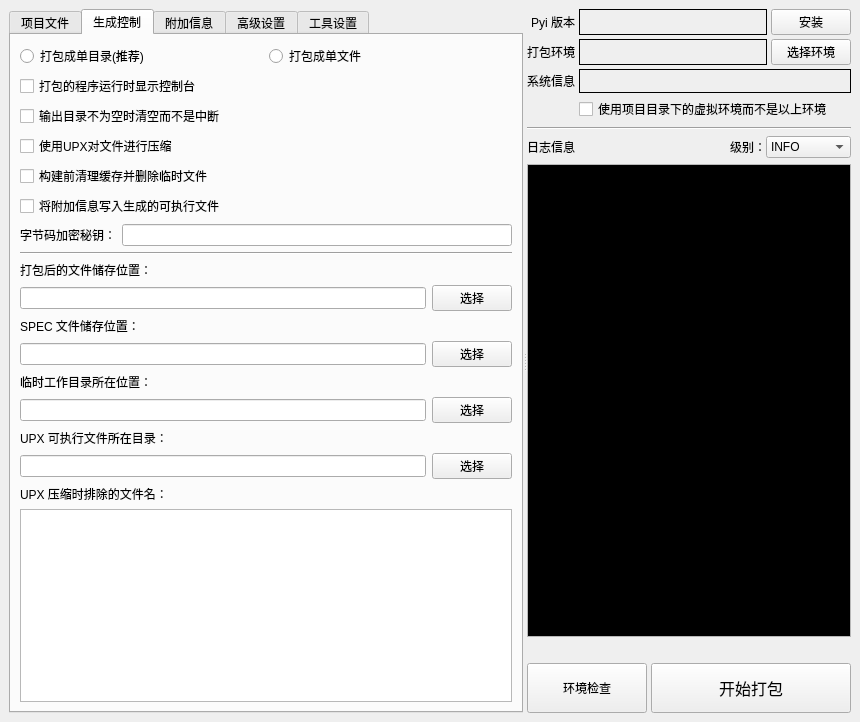
This is ui/pyitool.ui in hrpzcf/AwesomePyKit as Qt 5 draws it before an edit. The edited form follows.
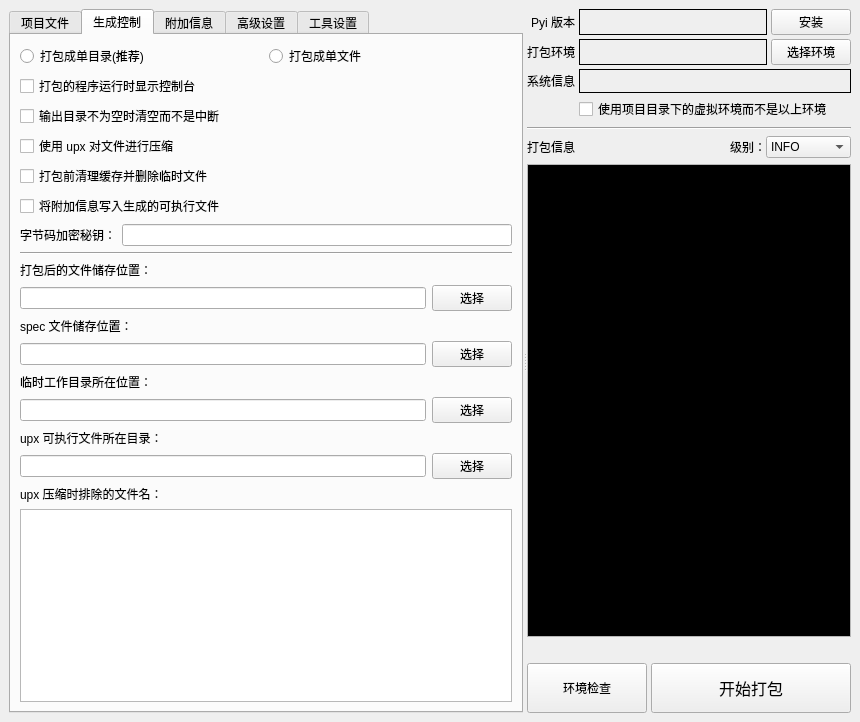
This is the edited form. The open tabs and pages were chosen to show the change.

Commit message: 给<程序打包工具>的各个控件的悬浮提示增加显示对应的 Pyinstaller 选项

Diff of the .ui file:
```diff
--- a/ui/pyitool.ui
+++ b/ui/pyitool.ui
@@ -348,7 +348,7 @@
 仅当系统环境变量PATH中有upx路径信息或在以下“upx可执行文件查找路径”指定了upx查找路径时，此项设置才生效。</string>
              </property>
              <property name="text">
-              <string>使用UPX对文件进行压缩</string>
+              <string>使用 upx 对文件进行压缩</string>
              </property>
             </widget>
            </item>
@@ -358,7 +358,7 @@
               <string>生成exe可执行文件前是否清空 Pyinstaller 生成的临时文件夹(临时文件可用于下次加速生成)。</string>
              </property>
              <property name="text">
-              <string>构建前清理缓存并删除临时文件</string>
+              <string>打包前清理缓存并删除临时文件</string>
              </property>
             </widget>
            </item>
@@ -446,7 +446,7 @@
                 <string>此项可留空，默认储存位置：&quot;项目根目录&quot;。</string>
                </property>
                <property name="text">
-                <string>SPEC 文件储存位置：</string>
+                <string>spec 文件储存位置：</string>
                </property>
               </widget>
              </item>
@@ -518,7 +518,7 @@
 当系统环境变量PATH中有UPX路径时，此项不需要指定也可使用UPX。</string>
                </property>
                <property name="text">
-                <string>UPX 可执行文件所在目录：</string>
+                <string>upx 可执行文件所在目录：</string>
                </property>
               </widget>
              </item>
@@ -556,7 +556,7 @@
 某些动态链接库或可执行文件经过UPX压缩后可能无法运行，可将这些文件名添加到此处以使UPX在压缩时略过。</string>
                </property>
                <property name="text">
-                <string>UPX 压缩时排除的文件名：</string>
+                <string>upx 压缩时排除的文件名：</string>
                </property>
               </widget>
              </item>
@@ -1170,7 +1170,7 @@
                <string>打包时输出的流程信息，包含一些用于分析打包问题的信息。</string>
               </property>
               <property name="text">
-               <string>日志信息</string>
+               <string>打包信息</string>
               </property>
              </widget>
             </item>
```
Left out of the diff: 131 changed lines with no effect on the pictures. The commit also changes 2 other files.
